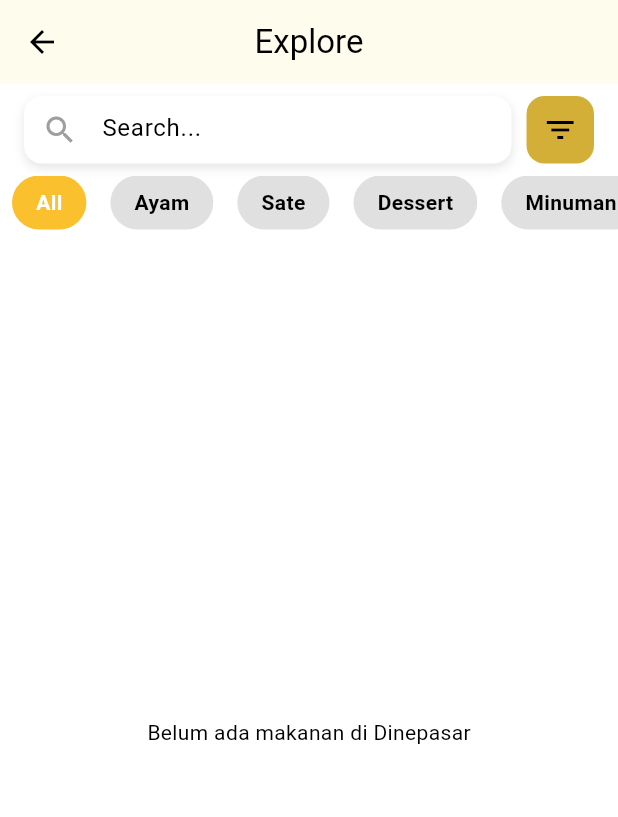
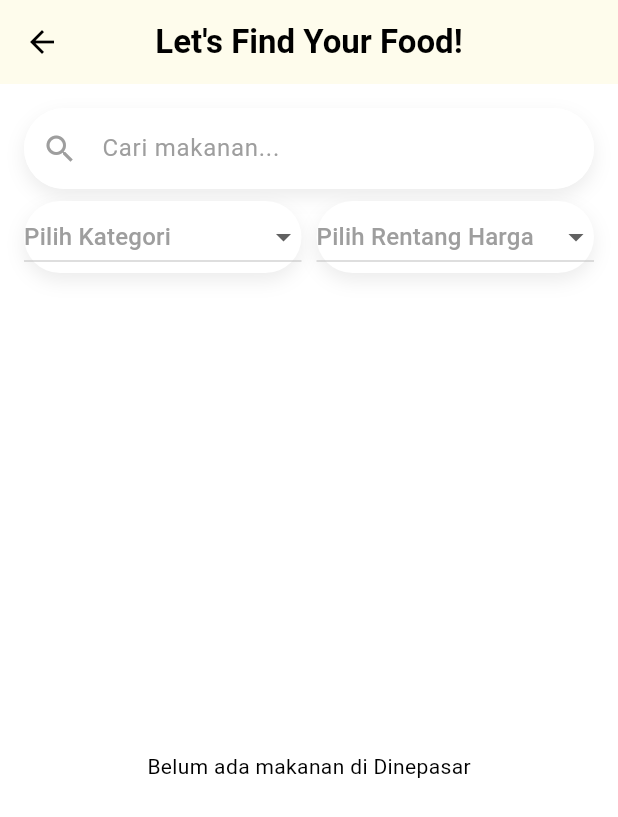
Before and after one commit to PBPC06/dinepasar_mobile, a Flutter app: the ExplorePage screen opened directly, on a phone screen of 412 x 824 dp. Shown: the top 817 px of the screen. Run offline on Flutter 3.47's test engine with Material 3 defaults, Android fonts, the phone set to English and light mode, and no system bars; missing offline and left inert: pbp_django_auth.

Commit message:
fungsionalitas search dan filter

```diff
--- a/lib/search/screens/explore_page.dart
+++ b/lib/search/screens/explore_page.dart
@@ -2,7 +2,7 @@ import 'package:flutter/material.dart';
 import 'package:provider/provider.dart';
 import 'package:pbp_django_auth/pbp_django_auth.dart';
 import 'package:dinepasar_mobile/search/models/food_entry.dart';
-import 'package:dinepasar_mobile/search/widgets/category_slider.dart';
+import 'package:dinepasar_mobile/search/widgets/search_bar.dart' as custom;
 
 class ExplorePage extends StatefulWidget {
   const ExplorePage({super.key});
@@ -13,6 +13,8 @@ class ExplorePage extends StatefulWidget {
 
 class _ExplorePageState extends State<ExplorePage> {
   String selectedCategory = 'All';
+  String searchQuery = '';
+  String priceRange = '';
 
   Future<List<Food>> fetchProduct(CookieRequest request) async {
     final response = await request.get('http://127.0.0.1:8000/search/api/foods/');
@@ -27,77 +29,55 @@ class _ExplorePageState extends State<ExplorePage> {
     return listProduct;
   }
 
+  void handleSearch(String? query) {
+    setState(() {
+      searchQuery = query ?? '';
+    });
+  }
+
+  void handleCategoryChange(String? category) {
+    setState(() {
+      selectedCategory = category ?? '';
+    });
+  }
+
+  void handlePriceRangeChange(String? range) {
+    setState(() {
+      priceRange = range ?? '';
+    });
+  }
+
   @override
   Widget build(BuildContext context) {
     final request = context.watch<CookieRequest>();
 
     return Scaffold(
       appBar: AppBar(
-        title: const Text('Explore'),
+        title: Text(
+          'Let\'s Find Your Food!',
+          style: const TextStyle(
+            fontFamily: 'Roboto', // Font yang lebih enak dibaca
+            fontWeight: FontWeight.bold,
+            fontSize: 22,
+            color: Colors.black,
+          ),
+        ),
         centerTitle: true,
         backgroundColor: const Color(0xFFFEFCEC),
       ),
       body: Column(
         children: [
-          // Search Bar and Filter Button
+          // Search Bar with padding
           Padding(
             padding: const EdgeInsets.symmetric(horizontal: 16.0, vertical: 8.0),
-            child: Row(
-              children: [
-                Expanded(
-                  child: Container(
-                    height: 45,
-                    decoration: BoxDecoration(
-                      color: Colors.white,
-                      borderRadius: BorderRadius.circular(12),
-                      boxShadow: [
-                        BoxShadow(
-                          color: Colors.black.withOpacity(0.1),
-                          blurRadius: 5,
-                          offset: const Offset(0, 3),
-                        ),
-                      ],
-                    ),
-                    child: const TextField(
-                      decoration: InputDecoration(
-                        prefixIcon: Icon(Icons.search, color: Colors.grey),
-                        hintText: 'Search...',
-                        border: InputBorder.none,
-                      ),
-                    ),
-                  ),
-                ),
-                const SizedBox(width: 10),
-                GestureDetector(
-                  onTap: () {
-                    // Filter logic (if needed)
-                  },
-                  child: Container(
-                    height: 45,
-                    width: 45,
-                    decoration: BoxDecoration(
-                      color: const Color(0xFFD4AF37),
-                      borderRadius: BorderRadius.circular(12),
-                    ),
-                    child: const Icon(Icons.filter_list, color: Colors.black),
-                  ),
-                ),
-              ],
+            child: custom.SearchBar(
+              onSearch: handleSearch,
+              onCategoryChange: handleCategoryChange,
+              onPriceRangeChange: handlePriceRangeChange,
             ),
           ),
 
-          // Category Slider
-          CategorySlider(
-            categories: ['All', 'Ayam', 'Sate', 'Dessert', 'Minuman', 'Jajanan', 'Sambal'],
-            selectedCategory: selectedCategory,
-            onCategorySelected: (category) {
-              setState(() {
-                selectedCategory = category;
-              });
-            },
-          ),
-
-          // Food Cards
+          // Food Cards Grid
           Expanded(
             child: FutureBuilder(
               future: fetchProduct(request),
@@ -109,24 +89,44 @@ class _ExplorePageState extends State<ExplorePage> {
                 }
 
                 final foods = snapshot.data!;
+
+                // Apply search query, category, and price filter
+                final filteredFoods = foods.where((food) {
+                  bool matchesSearch = food.fields.namaMakanan.toLowerCase().contains(searchQuery.toLowerCase());
+                  bool matchesCategory = selectedCategory == 'All' || food.fields.kategori == selectedCategory;
+                  bool matchesPrice = true;
+
+                  if (priceRange == 'Under 50k') {
+                    matchesPrice = food.fields.harga < 50000;
+                  } else if (priceRange == '50k-100k') {
+                    matchesPrice = food.fields.harga >= 50000 && food.fields.harga <= 100000;
+                  } else if (priceRange == 'Above 100k') {
+                    matchesPrice = food.fields.harga > 100000;
+                  }
+
+                  return matchesSearch && matchesCategory && matchesPrice;
+                }).toList();
+
                 return GridView.builder(
                   padding: const EdgeInsets.all(8.0),
                   gridDelegate: const SliverGridDelegateWithFixedCrossAxisCount(
                     crossAxisCount: 2,
-                    childAspectRatio: 0.8,
+                    childAspectRatio: 0.75, // Menyesuaikan ukuran card agar lebih rapi
                     crossAxisSpacing: 10,
                     mainAxisSpacing: 10,
                   ),
-                  itemCount: foods.length,
+                  itemCount: filteredFoods.length,
                   itemBuilder: (context, index) {
-                    final food = foods[index];
+                    final food = filteredFoods[index];
                     return Card(
                       shape: RoundedRectangleBorder(
                         borderRadius: BorderRadius.circular(12),
                       ),
+                      elevation: 5, // Menambahkan efek bayangan pada card
                       child: Column(
                         crossAxisAlignment: CrossAxisAlignment.start,
                         children: [
+                          // Food Image
                           Expanded(
                             child: ClipRRect(
                               borderRadius: const BorderRadius.only(
@@ -134,7 +134,7 @@ class _ExplorePageState extends State<ExplorePage> {
                                 topRight: Radius.circular(12),
                               ),
                               child: Image.network(
-                                food.fields.gambar, // URL gambar
+                                food.fields.gambar,
                                 fit: BoxFit.cover,
                                 width: double.infinity,
                                 errorBuilder: (BuildContext context, Object exception, StackTrace? stackTrace) {
@@ -152,68 +152,45 @@ class _ExplorePageState extends State<ExplorePage> {
                             child: Column(
                               crossAxisAlignment: CrossAxisAlignment.start,
                               children: [
+                                // Food Name
                                 Text(
                                   food.fields.namaMakanan,
-                                  style: const TextStyle(fontSize: 14, fontWeight: FontWeight.bold),
-                                ),
-                                const SizedBox(height: 4),
-                                // Price text now bold and larger
-                                Text(
-                                  'Rp ${food.fields.harga}',
                                   style: const TextStyle(
-                                    fontSize: 13,
+                                    fontSize: 14, // Menambah ukuran font agar lebih terbaca
                                     fontWeight: FontWeight.bold,
                                   ),
                                 ),
                                 const SizedBox(height: 4),
-                                // Star rating below the price
+                                // Food Price
+                                Text(
+                                  'Rp ${food.fields.harga.toString()}',
+                                  style: const TextStyle(
+                                    fontSize: 13,
+                                    fontWeight: FontWeight.w900,
+                                    color: Colors.black,
+                                  ),
+                                ),
+                                const SizedBox(height: 4),
+                                // Food Rating
                                 Row(
                                   children: [
-                                    Icon(
-                                      Icons.star,
-                                      color: Colors.yellow[800],
-                                      size: 18,
-                                    ),
-                                    const SizedBox(width: 4),
+                                    const Icon(Icons.star, color: Colors.amber, size: 14),
                                     Text(
-                                      (food.fields.rating as num).toDouble().toStringAsFixed(1),
-                                      style: const TextStyle(
-                                        color: Colors.black,
-                                        fontWeight: FontWeight.w600,
-                                        fontSize: 12,
-                                      ),
+                                      food.fields.rating.toString(),
+                                      style: const TextStyle(fontSize: 12),
                                     ),
                                   ],
                                 ),
                                 const SizedBox(height: 4),
+                                // Food Description
                                 Text(
                                   food.fields.deskripsi,
                                   maxLines: 2,
                                   overflow: TextOverflow.ellipsis,
+                                  style: const TextStyle(fontSize: 12),
                                 ),
                               ],
                             ),
-                          ),
-                          Row(
-                            mainAxisAlignment: MainAxisAlignment.spaceBetween,
-                            children: [
-                              IconButton(
-                                onPressed: () {
-                                  ScaffoldMessenger.of(context).showSnackBar(
-                                    const SnackBar(content: Text('Placeholder untuk centang')),
-                                  );
-                                },
-                                icon: const Icon(Icons.check, color: Colors.green),
-                              ),
-                              IconButton(
-                                onPressed: () {
-                                  ScaffoldMessenger.of(context).showSnackBar(
-                                    const SnackBar(content: Text('Placeholder untuk detail')),
-                                  );
-                                },
-                                icon: const Icon(Icons.more_vert, color: Colors.grey),
-                              ),
-                            ],
                           ),
                         ],
                       ),
--- a/lib/search/widgets/search_bar.dart
+++ b/lib/search/widgets/search_bar.dart
@@ -1,21 +1,133 @@
 import 'package:flutter/material.dart';
 
 class SearchBar extends StatelessWidget {
-  const SearchBar({super.key});
+  final ValueChanged<String?>? onSearch;
+  final ValueChanged<String?>? onCategoryChange;
+  final ValueChanged<String?>? onPriceRangeChange;
+  final String? selectedCategory;
+  final String? selectedPriceRange;
+
+  const SearchBar({
+    super.key,
+    required this.onSearch,
+    required this.onCategoryChange,
+    required this.onPriceRangeChange,
+    this.selectedCategory,
+    this.selectedPriceRange,
+  });
 
   @override
   Widget build(BuildContext context) {
-    return TextField(
-      decoration: InputDecoration(
-        hintText: 'Search...',
-        prefixIcon: const Icon(Icons.search),
-        border: OutlineInputBorder(
-          borderRadius: BorderRadius.circular(25),
+    return Column(
+      crossAxisAlignment: CrossAxisAlignment.start,
+      children: [
+        // Search Bar with subtle shadow and rounded corners
+        Padding(
+          padding: const EdgeInsets.symmetric(vertical: 8.0),
+          child: Container(
+            decoration: BoxDecoration(
+              color: Colors.white,
+              borderRadius: BorderRadius.circular(30),
+              boxShadow: [
+                BoxShadow(
+                  color: Colors.grey.withOpacity(0.2),
+                  blurRadius: 10,
+                  offset: const Offset(0, 5),
+                ),
+              ],
+            ),
+            child: TextField(
+              decoration: InputDecoration(
+                hintText: 'Cari makanan...',
+                hintStyle: TextStyle(color: Colors.grey[500]),
+                prefixIcon: const Icon(Icons.search, color: Colors.grey),
+                filled: true,
+                fillColor: Colors.white,
+                border: OutlineInputBorder(
+                  borderRadius: BorderRadius.circular(30),
+                  borderSide: BorderSide.none,
+                ),
+                contentPadding: const EdgeInsets.symmetric(vertical: 15, horizontal: 20),
+              ),
+              onChanged: onSearch,
+            ),
+          ),
         ),
-      ),
-      onChanged: (query) {
-        // TODO: Implement search functionality
-      },
+
+        // Row with Category and Price Range Dropdowns
+        Padding(
+          padding: const EdgeInsets.only(bottom: 8.0),
+          child: Row(
+            mainAxisAlignment: MainAxisAlignment.spaceBetween,
+            children: [
+              // Category Dropdown with rounded corners and custom style
+              Expanded(
+                child: Container(
+                  decoration: BoxDecoration(
+                    color: Colors.white,
+                    borderRadius: BorderRadius.circular(30),
+                    boxShadow: [
+                      BoxShadow(
+                        color: Colors.grey.withOpacity(0.2),
+                        blurRadius: 10,
+                        offset: const Offset(0, 5),
+                      ),
+                    ],
+                  ),
+                  child: DropdownButton<String?>(
+                    value: selectedCategory,
+                    isExpanded: true,
+                    hint: const Text('Pilih Kategori', style: TextStyle(color: Colors.grey)),
+                    onChanged: onCategoryChange,
+                    items: [
+                      'All', 'Ayam Betutu', 'Sate', 'Es', 'Ayam', 'Pepes', 'Nasi',
+                      'Sayur', 'Jajanan', 'Sambal', 'Tipat', 'Rujak', 'Bebek',
+                      'Ikan', 'Kopi', 'Lawar', 'Babi Guling',
+                    ].map((category) {
+                      return DropdownMenuItem(
+                        value: category,
+                        child: Text(category),
+                      );
+                    }).toList(),
+                  ),
+                ),
+              ),
+              const SizedBox(width: 10),
+
+              // Price Range Dropdown with rounded corners and custom style
+              Expanded(
+                child: Container(
+                  decoration: BoxDecoration(
+                    color: Colors.white,
+                    borderRadius: BorderRadius.circular(30),
+                    boxShadow: [
+                      BoxShadow(
+                        color: Colors.grey.withOpacity(0.2),
+                        blurRadius: 10,
+                        offset: const Offset(0, 5),
+                      ),
+                    ],
+                  ),
+                  child: DropdownButton<String?>(
+                    value: selectedPriceRange,
+                    isExpanded: true,
+                    hint: const Text('Pilih Rentang Harga', style: TextStyle(color: Colors.grey)),
+                    onChanged: onPriceRangeChange,
+                    items: [
+                      'All', 'Under 50k', '50k-100k', 'Above 100k',
+                    ].map((range) {
+                      return DropdownMenuItem(
+                        value: range,
+                        child: Text(range),
+                      );
+                    }).toList(),
+                  ),
+                ),
+              ),
+            ],
+          ),
+        ),
+      ],
     );
   }
 }
```
